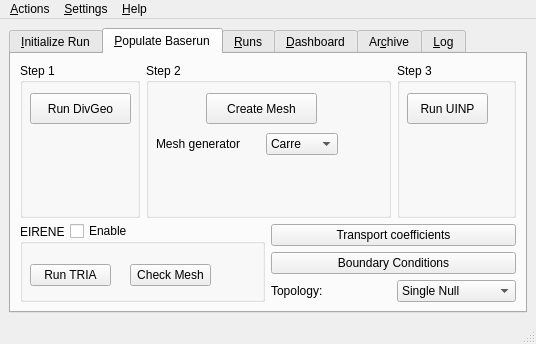
Above: src/gui/solps.ui from LeCAD-PEG/SOLPS-GUI before the change. Below: the same form after it.
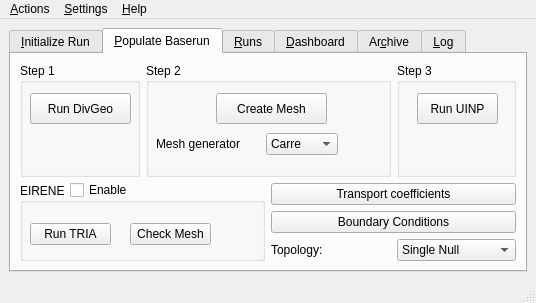
That is the form after the change. The open tabs and pages were chosen to show the change.

What changed in the file:
```diff
--- a/src/gui/solps.ui
+++ b/src/gui/solps.ui
@@ -10,7 +10,7 @@
     <x>0</x>
     <y>0</y>
     <width>536</width>
-    <height>344</height>
+    <height>303</height>
    </rect>
   </property>
   <property name="sizePolicy">
@@ -174,7 +174,7 @@
           <widget class="QPushButton" name="pushButton_2">
            <property name="geometry">
             <rect>
-             <x>60</x>
+             <x>70</x>
              <y>30</y>
              <width>111</width>
              <height>31</height>
@@ -227,7 +227,7 @@
           <widget class="QPushButton" name="pushButton_3">
            <property name="geometry">
             <rect>
-             <x>10</x>
+             <x>20</x>
              <y>30</y>
              <width>81</width>
              <height>31</height>
```
Left out of the diff: 20 changed lines with no effect on the pictures.
